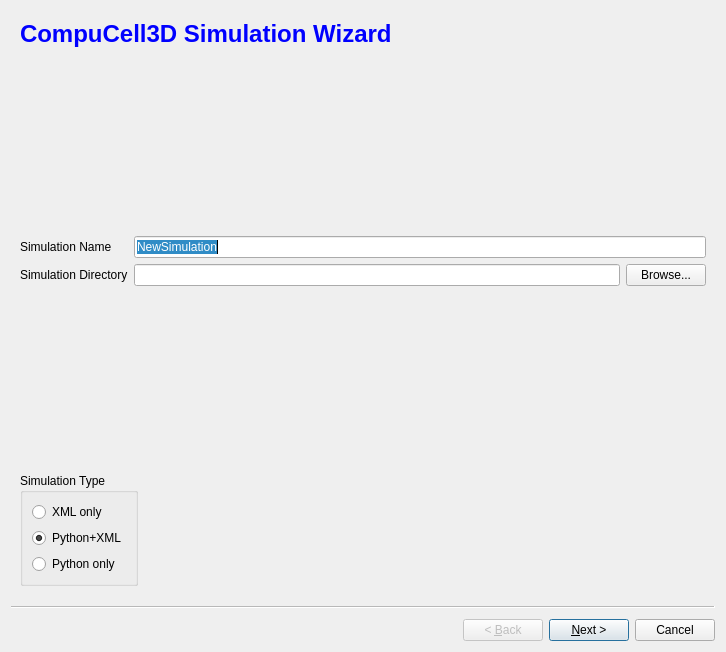
Old version of the form cc3d/twedit5/Plugins/CC3DProject/NewSimulationWizard.ui in the repository CompuCell3D/CompuCell3D.
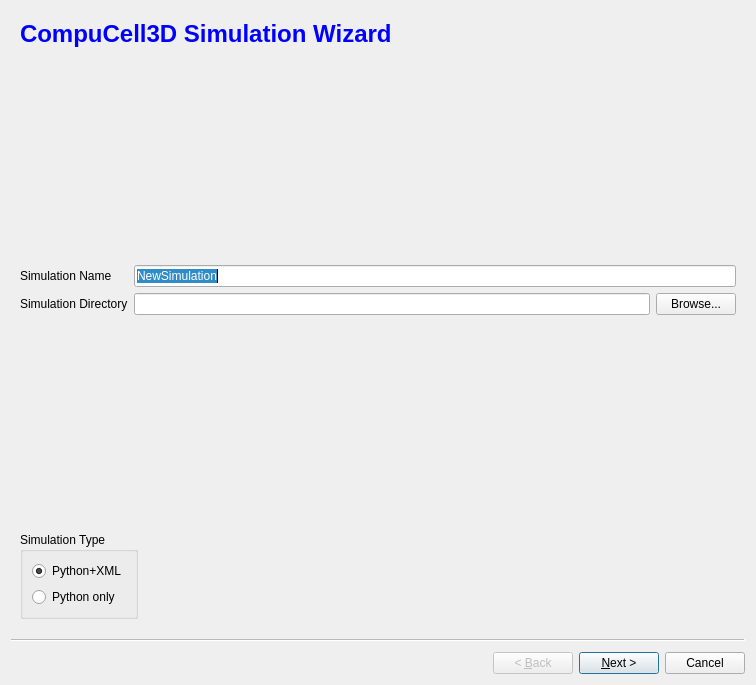
New version of the form.

```diff
--- a/cc3d/twedit5/Plugins/CC3DProject/NewSimulationWizard.ui
+++ b/cc3d/twedit5/Plugins/CC3DProject/NewSimulationWizard.ui
@@ -6,8 +6,8 @@
    <rect>
     <x>0</x>
     <y>0</y>
-    <width>726</width>
-    <height>652</height>
+    <width>756</width>
+    <height>685</height>
    </rect>
   </property>
   <property name="windowTitle">
@@ -109,16 +109,6 @@
         <layout class="QVBoxLayout" name="verticalLayout_2">
          <item>
           <layout class="QVBoxLayout" name="verticalLayout">
-           <item>
-            <widget class="QRadioButton" name="xmlRB">
-             <property name="toolTip">
-              <string>Only XML Script will be generated</string>
-             </property>
-             <property name="text">
-              <string>XML only</string>
-             </property>
-            </widget>
-           </item>
            <item>
             <widget class="QRadioButton" name="pythonXMLRB">
              <property name="toolTip">
```
Left out of the diff: 2 changed lines with no effect on the pictures.
